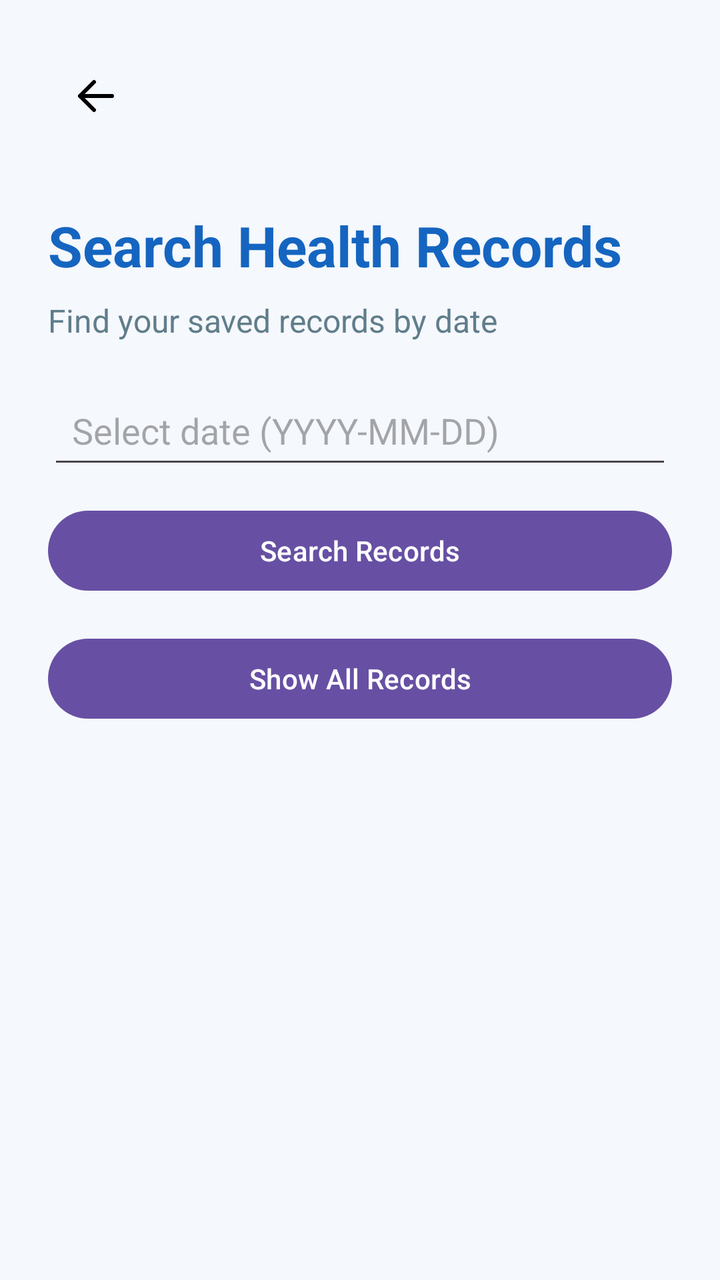
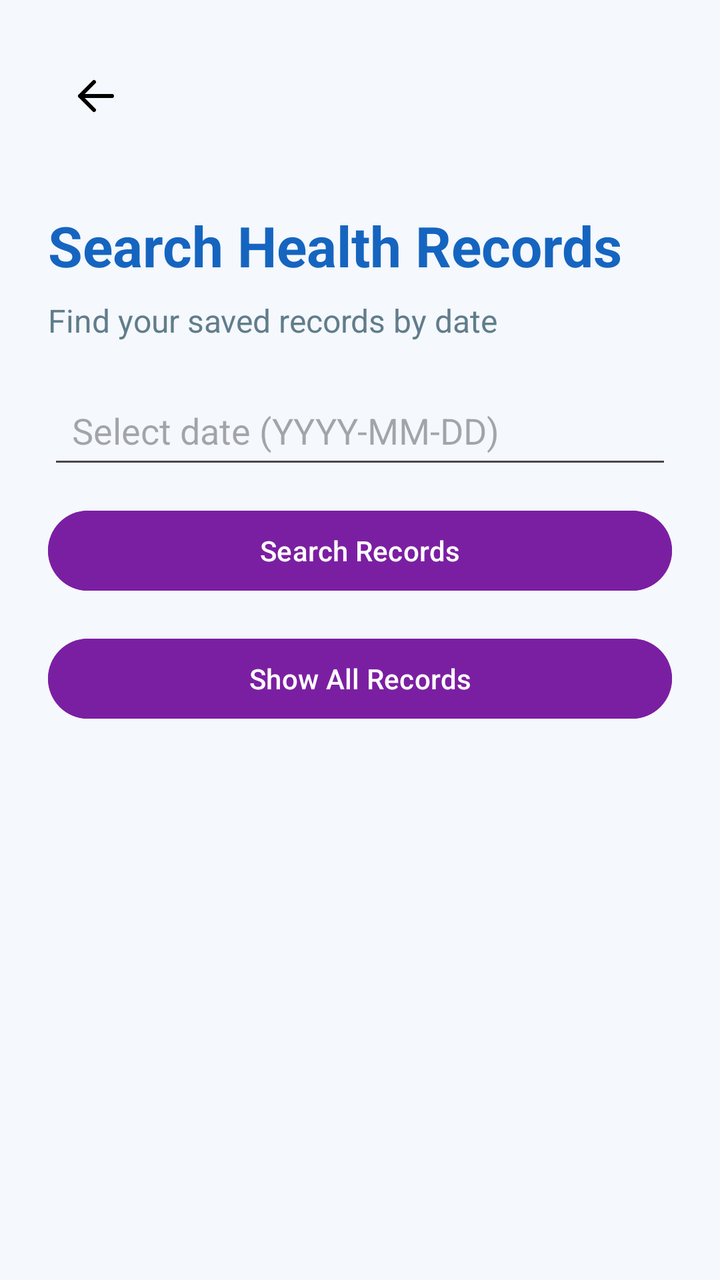

Screens rendered from an Android XML layout before and after an edit, with the pre-edit source and the edit as a unified diff.
<!-- AndroidManifest.xml: application theme Theme.HealthMate -->
<!-- res/layout/activity_search_records.xml -->
<?xml version="1.0" encoding="utf-8"?>
<LinearLayout
    xmlns:android="http://schemas.android.com/apk/res/android"
    xmlns:app="http://schemas.android.com/apk/res-auto"
    android:id="@+id/main"
    android:layout_width="match_parent"
    android:layout_height="match_parent"
    android:orientation="vertical"
    android:background="#F5F8FC"
    android:padding="24dp">

    <ImageButton
        android:id="@+id/btnBack"
        android:layout_width="48dp"
        android:layout_height="48dp"
        android:src="@drawable/ic_arrow_back"
        app:tint="#000000"
        android:background="?attr/selectableItemBackgroundBorderless"
        android:contentDescription="Go back"
        android:padding="12dp"
        android:layout_marginBottom="8dp" />

    <TextView
        android:layout_width="match_parent"
        android:layout_height="wrap_content"
        android:text="Search Health Records"
        android:textSize="28sp"
        android:textStyle="bold"
        android:textColor="#1565C0"
        android:layout_marginTop="24dp" />

    <TextView
        android:layout_width="match_parent"
        android:layout_height="wrap_content"
        android:text="Find your saved records by date"
        android:textSize="16sp"
        android:textColor="#607D8B"
        android:layout_marginTop="8dp"
        android:layout_marginBottom="20dp" />

    <EditText
        android:id="@+id/etSearchDate"
        android:layout_width="match_parent"
        android:layout_height="wrap_content"
        android:hint="Select date (YYYY-MM-DD)"
        android:inputType="none"
        android:focusable="false"
        android:clickable="true"
        android:cursorVisible="false"
        android:singleLine="true"
        android:layout_marginBottom="12dp"
        android:padding="12dp" />

    <Button
        android:id="@+id/btnSearchRecords"
        android:layout_width="match_parent"
        android:layout_height="wrap_content"
        android:text="Search Records"
        android:layout_marginBottom="16dp" />

    <Button
        android:id="@+id/btnShowAllRecords"
        android:layout_width="match_parent"
        android:layout_height="wrap_content"
        android:text="Show All Records"
        android:layout_marginBottom="16dp"/>

    <ScrollView
        android:layout_width="match_parent"
        android:layout_height="0dp"
        android:layout_weight="1"
        android:fillViewport="true">

        <LinearLayout
            android:id="@+id/searchResultsContainer"
            android:layout_width="match_parent"
            android:layout_height="wrap_content"
            android:orientation="vertical" />

    </ScrollView>

</LinearLayout>
<!-- resources referenced by this layout -->
<resources>
  <!-- drawable ic_arrow_back (drawable) -->
  <vector xmlns:android="http://schemas.android.com/apk/res/android"
      android:width="24dp"
      android:height="24dp"
      android:viewportWidth="24"
      android:viewportHeight="24">
  
      <path
          android:fillColor="@android:color/transparent"
          android:strokeColor="#FFFFFF"
          android:strokeWidth="2"
          android:strokeLineCap="round"
          android:strokeLineJoin="round"
          android:pathData="M20,12 L4,12 M11,5 L4,12 L11,19" />
  
  </vector>
  <style name="Theme.HealthMate" parent="Base.Theme.HealthMate" />
  <style name="Base.Theme.HealthMate" parent="Theme.Material3.DayNight.NoActionBar">
          
          
      </style>
</resources>

<!-- the commit's change to res/layout/activity_search_records.xml (unified diff, before → after) -->
@@ -55,6 +55,8 @@
         android:id="@+id/btnSearchRecords"
         android:layout_width="match_parent"
         android:layout_height="wrap_content"
+        android:backgroundTint="@color/save_button_purple"
+        android:textColor="@color/white"
         android:text="Search Records"
         android:layout_marginBottom="16dp" />
 
@@ -62,6 +64,8 @@
         android:id="@+id/btnShowAllRecords"
         android:layout_width="match_parent"
         android:layout_height="wrap_content"
+        android:backgroundTint="@color/save_button_purple"
+        android:textColor="@color/white"
         android:text="Show All Records"
         android:layout_marginBottom="16dp"/>
 
<!-- resource entries referenced after the edit -->
@@ -1,5 +1,7 @@
 <!-- resources referenced by this layout -->
 <resources>
+  <color name="save_button_purple">#7B1FA2</color>
+  <color name="white">#FFFFFFFF</color>
   <!-- drawable ic_arrow_back (drawable) -->
   <vector xmlns:android="http://schemas.android.com/apk/res/android"
       android:width="24dp"
@@ -18,8 +20,20 @@
   </vector>
   <style name="Theme.HealthMate" parent="Base.Theme.HealthMate" />
   <style name="Base.Theme.HealthMate" parent="Theme.Material3.DayNight.NoActionBar">
-          
-          
+  
+          <item name="colorPrimary">@color/primary</item>
+          <item name="colorPrimaryDark">@color/primary_dark</item>
+          <item name="colorSecondary">@color/accent</item>
+  
+          <item name="android:statusBarColor">@color/primary_dark</item>
+          <item name="android:navigationBarColor">@color/background</item>
+  
+          <item name="android:windowLightStatusBar">false</item>
+  
       </style>
+  <color name="primary">#00796B</color>
+  <color name="primary_dark">#004D40</color>
+  <color name="accent">#0288D1</color>
+  <color name="background">#F5F9FA</color>
 </resources>
 
